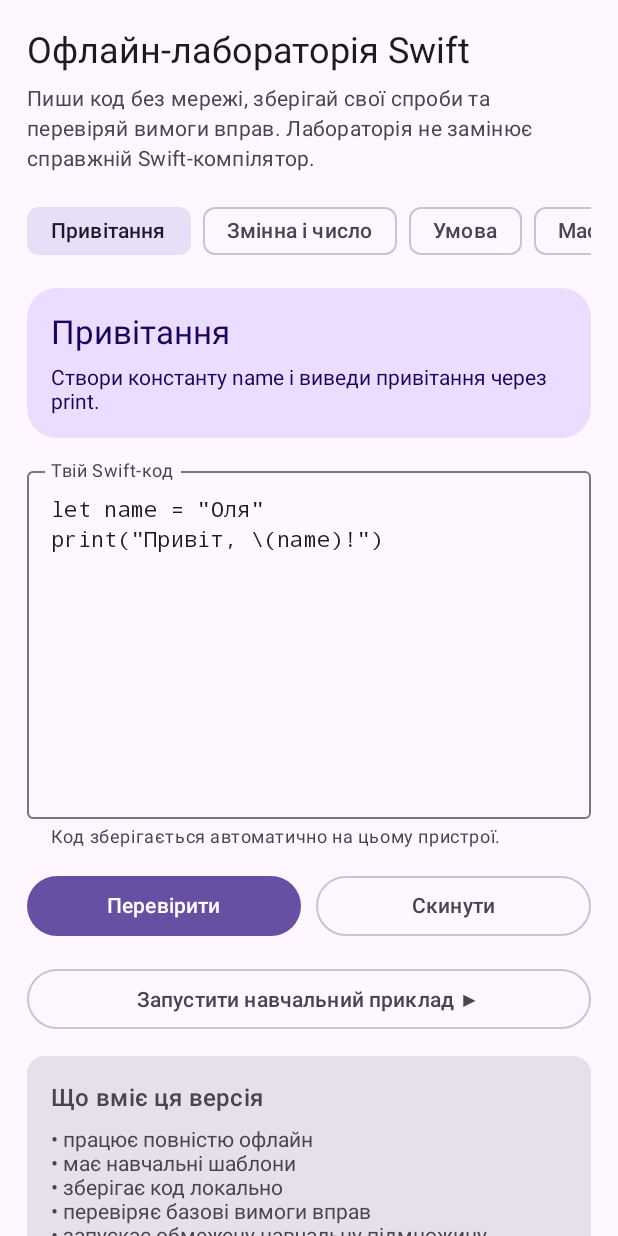
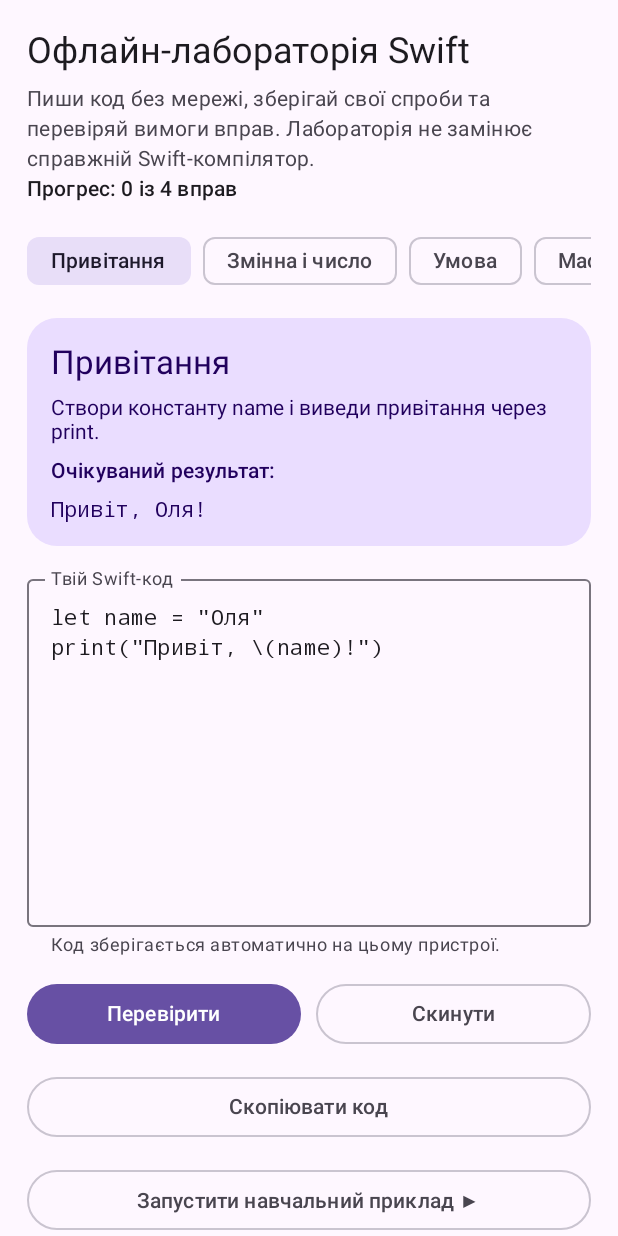
Before and after one commit to juv4uk/swift-learning, an Android app built with Jetpack Compose: the composable OfflineLabScreen shown on its own in the app's theme, on a phone screen of 412 x 824 dp. Run offline under Robolectric (Android 15) with nearby library versions, the phone set to English and light mode, and no system bars.

Commit message:
feat(android): improve offline lab learning flow

```diff
--- a/android-handbook/app/build.gradle.kts
+++ b/android-handbook/app/build.gradle.kts
@@ -19,8 +19,8 @@ android {
         minSdk = 26
         targetSdk = 36
         // Increase versionCode for every published Android update.
-        versionCode = 10
-        versionName = "1.1.9"
+        versionCode = 11
+        versionName = "1.2.0"
         testInstrumentationRunner = "androidx.test.runner.AndroidJUnitRunner"
         ndk { abiFilters += "arm64-v8a" }
     }
--- a/android-handbook/app/src/main/java/ua/juv4uk/swiftpocketguide/OfflineLabScreen.kt
+++ b/android-handbook/app/src/main/java/ua/juv4uk/swiftpocketguide/OfflineLabScreen.kt
@@ -14,6 +14,7 @@ import androidx.compose.foundation.lazy.LazyColumn
 import androidx.compose.foundation.lazy.LazyRow
 import androidx.compose.foundation.lazy.items
 import androidx.compose.foundation.shape.RoundedCornerShape
+import androidx.compose.foundation.text.selection.SelectionContainer
 import androidx.compose.material3.Button
 import androidx.compose.material3.Card
 import androidx.compose.material3.CardDefaults
@@ -28,11 +29,14 @@ import androidx.compose.runtime.mutableStateOf
 import androidx.compose.runtime.remember
 import androidx.compose.runtime.setValue
 import androidx.compose.ui.Modifier
+import androidx.compose.ui.platform.LocalClipboardManager
+import androidx.compose.ui.text.AnnotatedString
 import androidx.compose.ui.text.font.FontFamily
 import androidx.compose.ui.unit.dp
 
 @Composable
 fun OfflineLabScreen(context: Context) {
+    val clipboard = LocalClipboardManager.current
     val preferences = remember { context.getSharedPreferences("swift-pocket-guide", Context.MODE_PRIVATE) }
     val exercises = SwiftLabContent.exercises
     var selectedExercise by remember { mutableStateOf(exercises.first()) }
@@ -41,6 +45,9 @@ fun OfflineLabScreen(context: Context) {
     }
     var result by remember { mutableStateOf<SwiftLabResult?>(null) }
     var execution by remember { mutableStateOf<SwiftLabExecutionResult?>(null) }
+    var completed by remember {
+        mutableStateOf(preferences.getStringSet("lab_completed", emptySet())?.toSet() ?: emptySet())
+    }
 
     fun selectExercise(exercise: SwiftLabExercise) {
         selectedExercise = exercise
@@ -62,6 +69,7 @@ fun OfflineLabScreen(context: Context) {
                 style = MaterialTheme.typography.bodyMedium,
                 color = MaterialTheme.colorScheme.onSurfaceVariant
             )
+            Text("Прогрес: ${completed.size} із ${exercises.size} вправ", style = MaterialTheme.typography.labelLarge)
         }
         item {
             LazyRow(horizontalArrangement = Arrangement.spacedBy(8.dp)) {
@@ -82,6 +90,8 @@ fun OfflineLabScreen(context: Context) {
                 Column(Modifier.padding(16.dp), verticalArrangement = Arrangement.spacedBy(8.dp)) {
                     Text(selectedExercise.title, style = MaterialTheme.typography.titleLarge)
                     Text(selectedExercise.instruction)
+                    Text("Очікуваний результат:", style = MaterialTheme.typography.labelLarge)
+                    SelectionContainer { Text(selectedExercise.expectedOutput, fontFamily = FontFamily.Monospace) }
                 }
             }
         }
@@ -104,7 +114,13 @@ fun OfflineLabScreen(context: Context) {
         item {
             Row(Modifier.fillMaxWidth(), horizontalArrangement = Arrangement.spacedBy(10.dp)) {
                 Button(
-                    onClick = { result = SwiftLabAnalyzer.analyze(selectedExercise, code) },
+                    onClick = {
+                        result = SwiftLabAnalyzer.analyze(selectedExercise, code)
+                        if (result?.passed == true) {
+                            completed = completed + selectedExercise.id
+                            preferences.edit().putStringSet("lab_completed", completed).apply()
+                        }
+                    },
                     modifier = Modifier.weight(1f)
                 ) { Text("Перевірити") }
                 OutlinedButton(
@@ -117,6 +133,15 @@ fun OfflineLabScreen(context: Context) {
                     modifier = Modifier.weight(1f)
                 ) { Text("Скинути") }
             }
+        }
+        item {
+            OutlinedButton(
+                onClick = {
+                    clipboard.setText(AnnotatedString(code))
+                    android.widget.Toast.makeText(context, "Код скопійовано", android.widget.Toast.LENGTH_SHORT).show()
+                },
+                modifier = Modifier.fillMaxWidth()
+            ) { Text("Скопіювати код") }
         }
         item {
             OutlinedButton(
--- a/android-handbook/app/src/main/java/ua/juv4uk/swiftpocketguide/SwiftLab.kt
+++ b/android-handbook/app/src/main/java/ua/juv4uk/swiftpocketguide/SwiftLab.kt
@@ -6,6 +6,7 @@ data class SwiftLabExercise(
     val title: String,
     val instruction: String,
     val starterCode: String,
+    val expectedOutput: String,
     val checks: List<SwiftLabCheck>
 )
 
@@ -24,6 +25,7 @@ object SwiftLabContent {
             title = "Привітання",
             instruction = "Створи константу name і виведи привітання через print.",
             starterCode = "let name = \"Оля\"\nprint(\"Привіт, \\(name)!\")",
+            expectedOutput = "Привіт, Оля!",
             checks = listOf(
                 SwiftLabCheck("Є константа name", { Regex("\\blet\\s+name\\b").containsMatchIn(it) }),
                 SwiftLabCheck("Є виклик print", { Regex("\\bprint\\s*\\(").containsMatchIn(it) }),
@@ -35,6 +37,7 @@ object SwiftLabContent {
             title = "Змінна і число",
             instruction = "Створи var minutes, збільш значення та виведи його.",
             starterCode = "var minutes = 30\nminutes += 15\nprint(minutes)",
+            expectedOutput = "45",
             checks = listOf(
                 SwiftLabCheck("Є змінна minutes", { Regex("\\bvar\\s+minutes\\b").containsMatchIn(it) }),
                 SwiftLabCheck("Значення змінюється", { Regex("minutes\\s*(\\+=|-=|=)").containsMatchIn(it) }),
@@ -46,6 +49,7 @@ object SwiftLabContent {
             title = "Умова",
             instruction = "Перевір через if, чи залишилися хвилини до навчальної цілі.",
             starterCode = "let completed = 3\nlet target = 5\n\nif completed < target {\n    print(\"Потрібно ще вчитися\")\n} else {\n    print(\"Ціль виконано\")\n}",
+            expectedOutput = "Потрібно ще вчитися",
             checks = listOf(
                 SwiftLabCheck("Є if", { Regex("\\bif\\b").containsMatchIn(it) }),
                 SwiftLabCheck("Є порівняння", { Regex("(==|!=|<=|>=|<|>)").containsMatchIn(it) }),
@@ -58,6 +62,7 @@ object SwiftLabContent {
             title = "Масив тем",
             instruction = "Створи масив topics і пройди його циклом for-in.",
             starterCode = "let topics = [\"let і var\", \"Функції\", \"Optional\"]\n\nfor topic in topics {\n    print(topic)\n}",
+            expectedOutput = "let і var\nФункції\nOptional",
             checks = listOf(
                 SwiftLabCheck("Є масив topics", { Regex("\\b(let|var)\\s+topics\\s*=\\s*\\[").containsMatchIn(it) }),
                 SwiftLabCheck("Є цикл for-in", { Regex("\\bfor\\s+\\w+\\s+in\\s+topics").containsMatchIn(it) }),
```
Also changed, not shown: 1 other file.
